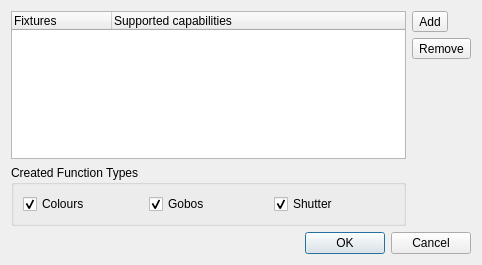
Old version of the form ui/src/functionwizard.ui in the repository Andersbakken/qlc.
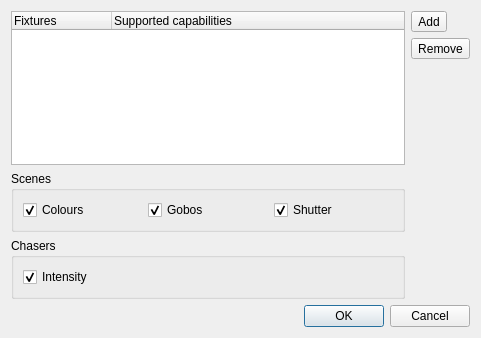
New version of the form. Icons and pictures are not drawn.

Commit message: Added full-zero & even-odd intensity chaser creation to function wizard.

Patch:
```diff
--- a/ui/src/functionwizard.ui
+++ b/ui/src/functionwizard.ui
@@ -6,8 +6,8 @@
    <rect>
     <x>0</x>
     <y>0</y>
-    <width>482</width>
-    <height>265</height>
+    <width>481</width>
+    <height>338</height>
    </rect>
   </property>
   <property name="windowTitle">
@@ -46,7 +46,7 @@
      </column>
     </widget>
    </item>
-   <item row="2" column="1" rowspan="2">
+   <item row="2" column="1" rowspan="3">
     <spacer name="verticalSpacer">
      <property name="orientation">
       <enum>Qt::Vertical</enum>
@@ -68,7 +68,7 @@
       </sizepolicy>
      </property>
      <property name="title">
-      <string>Created Function Types</string>
+      <string>Scenes</string>
      </property>
      <layout class="QGridLayout" name="gridLayout">
       <item row="0" column="0">
@@ -113,7 +113,7 @@
      </layout>
     </widget>
    </item>
-   <item row="4" column="0" colspan="2">
+   <item row="5" column="0" colspan="2">
     <widget class="QDialogButtonBox" name="m_buttonBox">
      <property name="orientation">
       <enum>Qt::Horizontal</enum>
@@ -163,6 +163,25 @@
      </property>
     </widget>
    </item>
+   <item row="4" column="0">
+    <widget class="QGroupBox" name="groupBox_2">
+     <property name="title">
+      <string>Chasers</string>
+     </property>
+     <layout class="QHBoxLayout" name="horizontalLayout">
+      <item>
+       <widget class="QCheckBox" name="m_intensityCheck">
+        <property name="text">
+         <string>Intensity</string>
+        </property>
+        <property name="checked">
+         <bool>true</bool>
+        </property>
+       </widget>
+      </item>
+     </layout>
+    </widget>
+   </item>
   </layout>
  </widget>
  <resources>
```
The commit also changes 4 other files.
